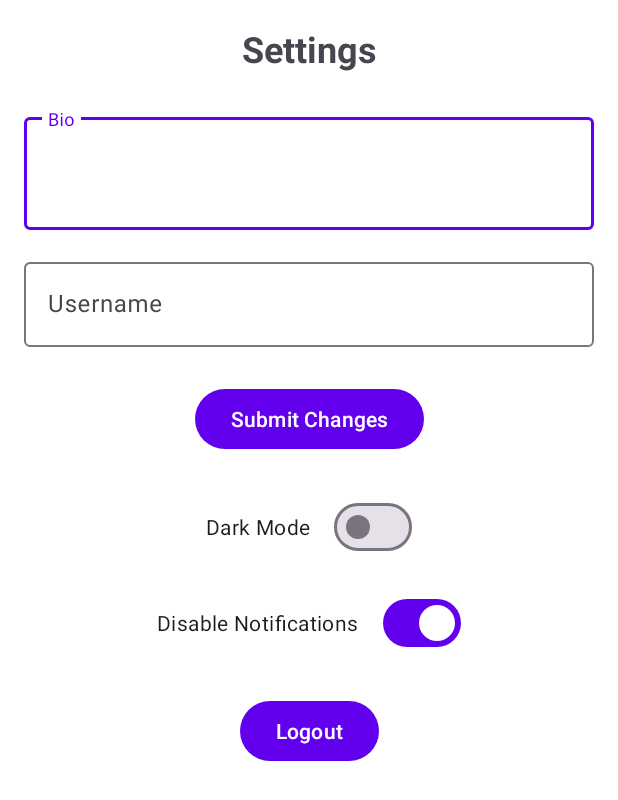
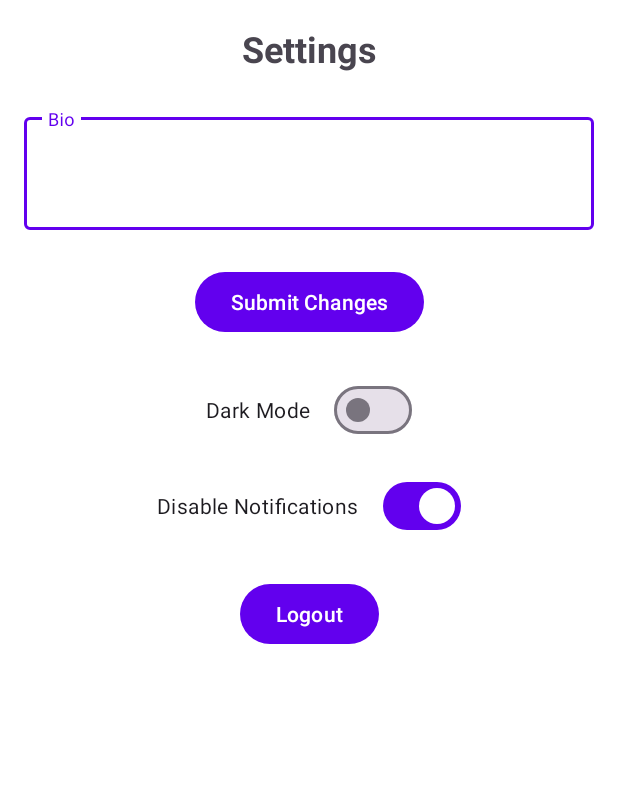
Before and after one commit to NatanProtector/android-workshop-final-project, an Android app: the SettingsActivity screen opened directly, with no data from a screen before it, on a phone screen of 412 x 824 dp. Shown: the top 800 px of the screen. Run offline under Robolectric (Android 15) with nearby library versions, the phone set to English and light mode, and no system bars; our stand-ins replace Firebase (no records; nobody signed in at launch, a user with empty details on screens opened directly).

Commit message:
Removing option for changing username

```diff
--- a/app/src/main/res/layout/activity_settings.xml
+++ b/app/src/main/res/layout/activity_settings.xml
@@ -36,29 +36,13 @@
             android:minLines="2" />
     </com.google.android.material.textfield.TextInputLayout>
 
-    <com.google.android.material.textfield.TextInputLayout
-        android:id="@+id/usernameInputLayout"
-        android:layout_width="match_parent"
-        android:layout_height="wrap_content"
-        android:layout_marginHorizontal="16dp"
-        android:layout_marginTop="16dp"
-        android:hint="Username"
-        app:layout_constraintTop_toBottomOf="@id/bioInputLayout">
-
-        <com.google.android.material.textfield.TextInputEditText
-            android:id="@+id/usernameInput"
-            android:layout_width="match_parent"
-            android:layout_height="wrap_content"
-            android:inputType="text" />
-    </com.google.android.material.textfield.TextInputLayout>
-
     <Button
         android:id="@+id/submitButton"
         android:layout_width="wrap_content"
         android:layout_height="wrap_content"
         android:layout_marginTop="24dp"
         android:text="Submit Changes"
-        app:layout_constraintTop_toBottomOf="@+id/usernameInputLayout"
+        app:layout_constraintTop_toBottomOf="@+id/bioInputLayout"
         app:layout_constraintStart_toStartOf="parent"
         app:layout_constraintEnd_toEndOf="parent" />
 
```
Also changed, not shown: app/src/main/java/com/natanp_josefm_michaelk/picturegram/SettingsActivity.java (+6 -59 lines).
